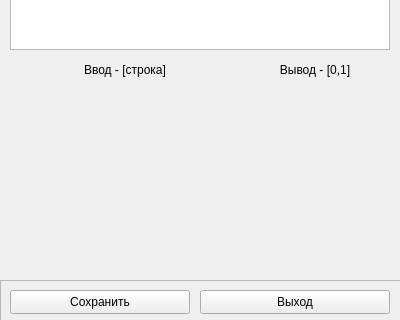
Before: the Qt Designer form res/ui/simpletaskcreator.ui in kaizxr/cafl, drawn with Qt 5; both pictures show x 0 to 400 and y 220 to 540 of the 400 by 540 pixel window.
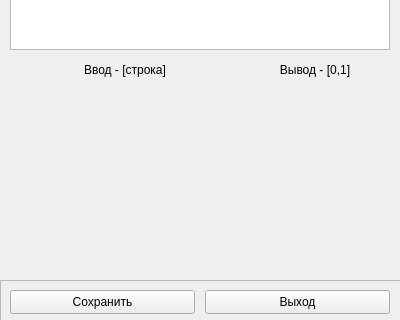
After: the same form once the commit is applied.

What changed in the file:
```diff
--- a/res/ui/simpletaskcreator.ui
+++ b/res/ui/simpletaskcreator.ui
@@ -33,7 +33,7 @@
      <rect>
       <x>10</x>
       <y>10</y>
-      <width>180</width>
+      <width>185</width>
       <height>24</height>
      </rect>
     </property>
@@ -44,9 +44,9 @@
    <widget class="QPushButton" name="exitButton">
     <property name="geometry">
      <rect>
-      <x>200</x>
+      <x>205</x>
       <y>10</y>
-      <width>190</width>
+      <width>185</width>
       <height>24</height>
      </rect>
     </property>
```
